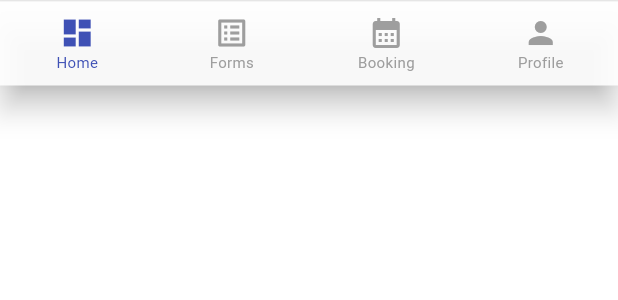
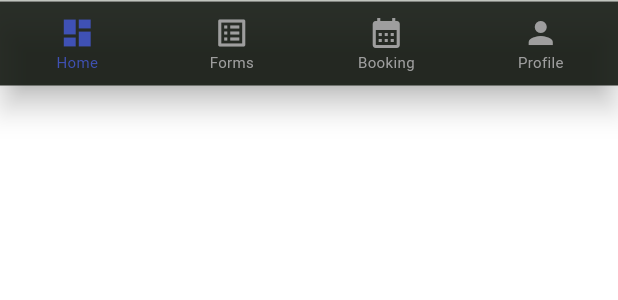
Before and after one commit to wende12github/AASTU-UniProcess-Hub, a Flutter app: the AppBottomNavBar widget shown alone on an empty page, opened directly with empty values, on a phone screen of 412 x 824 dp. Shown: the top 300 px of the screen. Run offline on Flutter 3.47's test engine with Material 3 defaults, Android fonts, the phone set to English and light mode, and no system bars; our stand-ins replace cloud_firestore, firebase_auth, firebase_core, firebase_messaging, firebase_storage, image_picker and 2 more; accounts and stored records are empty; network calls fail; Roboto replaces fonts that are missing (Manrope).

Commit message:
Bottom Navigation and Queue status controller implementation widget

```diff
--- a/uni_process_hub/lib/features/queue_status/controller/queue_controller.dart
+++ b/uni_process_hub/lib/features/queue_status/controller/queue_controller.dart
@@ -6,7 +6,7 @@ class QueueController extends ChangeNotifier {
     ServiceModels(
       id: 'registrar',
       title: 'Registrar Office',
-      subtitle: 'Window 1-4 • Admin Bldg',
+      subtitle: 'B61 R1-4 • Admin Bldg',
       description:
           'Handles student registration, grade report issuance, academic record corrections, and readmission requests.',
       hours: '8:30 AM - 4:30 PM',
@@ -19,7 +19,7 @@ class QueueController extends ChangeNotifier {
     ServiceModels(
       id: 'clinic',
       title: 'Student Clinic',
-      subtitle: 'OPD • Ground Floor',
+      subtitle: 'B54 • Ground Floor',
       description: 'Primary health services for students.',
       hours: '8:30 AM - 4:30 PM',
       avgService: '10 min / person',
@@ -41,7 +41,7 @@ class QueueController extends ChangeNotifier {
     ServiceModels(
       id: 'cafeteria',
       title: 'Student Cafeteria',
-      subtitle: 'Lunch Service',
+      subtitle: 'B35 Lunch Service',
       description: 'Daily lunch service for students.',
       hours: '11:00 AM - 2:00 PM',
       avgService: 'Varies',
@@ -52,7 +52,7 @@ class QueueController extends ChangeNotifier {
     ServiceModels(
       id: 'discipline',
       title: 'Discipline Office',
-      subtitle: 'Opens at 2:00 PM',
+      subtitle: 'B54 Rome 2-4',
       description: 'Discipline related inquiries.',
       hours: 'Opens at 2:00 PM',
       avgService: '--',
@@ -68,11 +68,17 @@ class QueueController extends ChangeNotifier {
   List<ServiceModels> get filtered => searchQuery.isEmpty
       ? services
       : services
-          .where((s) =>
-              s.title.toLowerCase().contains(searchQuery.toLowerCase()) ||
-              s.subtitle.toLowerCase().contains(searchQuery.toLowerCase()) ||
-              s.description.toLowerCase().contains(searchQuery.toLowerCase()))
-          .toList();
+            .where(
+              (s) =>
+                  s.title.toLowerCase().contains(searchQuery.toLowerCase()) ||
+                  s.subtitle.toLowerCase().contains(
+                    searchQuery.toLowerCase(),
+                  ) ||
+                  s.description.toLowerCase().contains(
+                    searchQuery.toLowerCase(),
+                  ),
+            )
+            .toList();
 
   void toggleExpand(String id) {
     final idx = services.indexWhere((s) => s.id == id);
--- a/uni_process_hub/lib/widgets/bottom_nav_bar.dart
+++ b/uni_process_hub/lib/widgets/bottom_nav_bar.dart
@@ -4,20 +4,32 @@ class AppBottomNavBar extends StatelessWidget {
   final int currentIndex;
   final Function(int) onTap;
 
-  const AppBottomNavBar({required this.currentIndex, required this.onTap, super.key});
+  const AppBottomNavBar({
+    required this.currentIndex,
+    required this.onTap,
+    super.key,
+  });
 
   @override
   Widget build(BuildContext context) {
     final isDark = Theme.of(context).brightness == Brightness.dark;
     return Container(
       decoration: BoxDecoration(
-        border: Border(top: BorderSide(color: isDark ? Color(0xFF41533C).withValues(alpha: .3) : Colors.grey.shade200)),
+        border: Border(
+          top: BorderSide(
+            color: isDark
+                ? Colors.grey.shade200
+                : Color(0xFF41533C).withValues(alpha: .3),
+          ),
+        ),
       ),
       child: BottomNavigationBar(
         currentIndex: currentIndex,
         onTap: onTap,
         type: BottomNavigationBarType.fixed,
-        backgroundColor: isDark ? Color(0xFF131811).withValues(alpha: .9) : Colors.white.withValues(alpha: .9),
+        backgroundColor: isDark
+            ? Colors.white.withValues(alpha: .9)
+            : Color(0xFF131811).withValues(alpha: .9),
         selectedItemColor: Theme.of(context).primaryColor,
         unselectedItemColor: Colors.grey.shade500,
         selectedFontSize: 10,
@@ -25,7 +37,10 @@ class AppBottomNavBar extends StatelessWidget {
         items: [
           BottomNavigationBarItem(icon: Icon(Icons.dashboard), label: 'Home'),
           BottomNavigationBarItem(icon: Icon(Icons.list_alt), label: 'Forms'),
-          BottomNavigationBarItem(icon: Icon(Icons.calendar_month), label: 'Booking'),
+          BottomNavigationBarItem(
+            icon: Icon(Icons.calendar_month),
+            label: 'Booking',
+          ),
           BottomNavigationBarItem(icon: Icon(Icons.person), label: 'Profile'),
         ],
       ),
```
